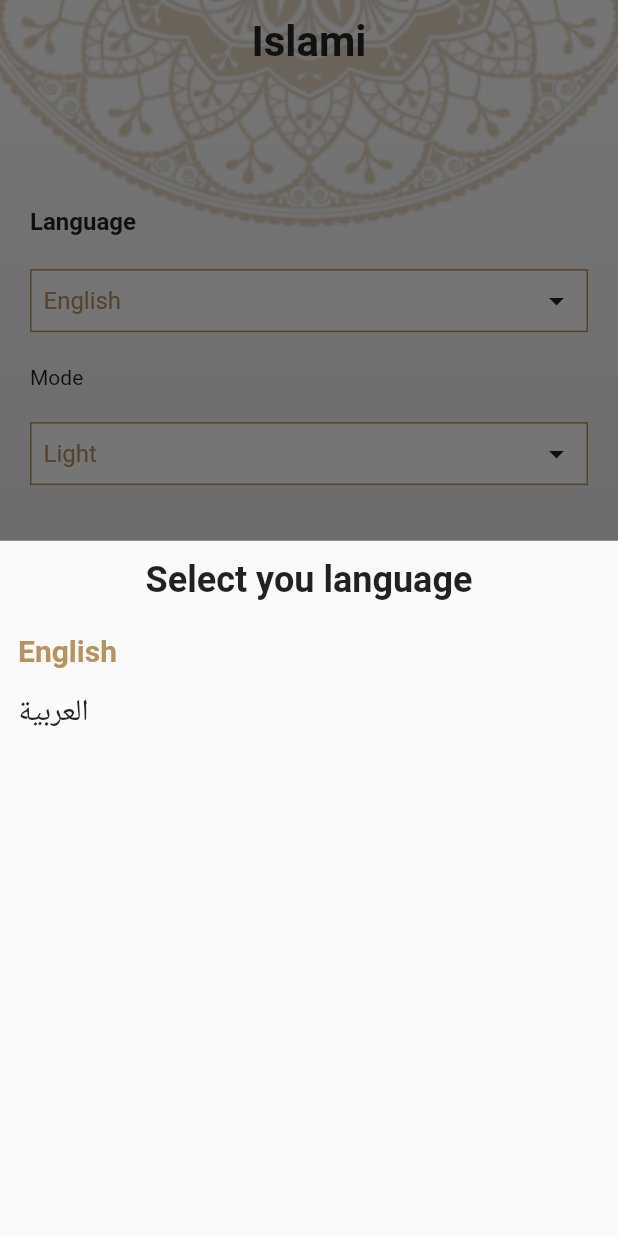
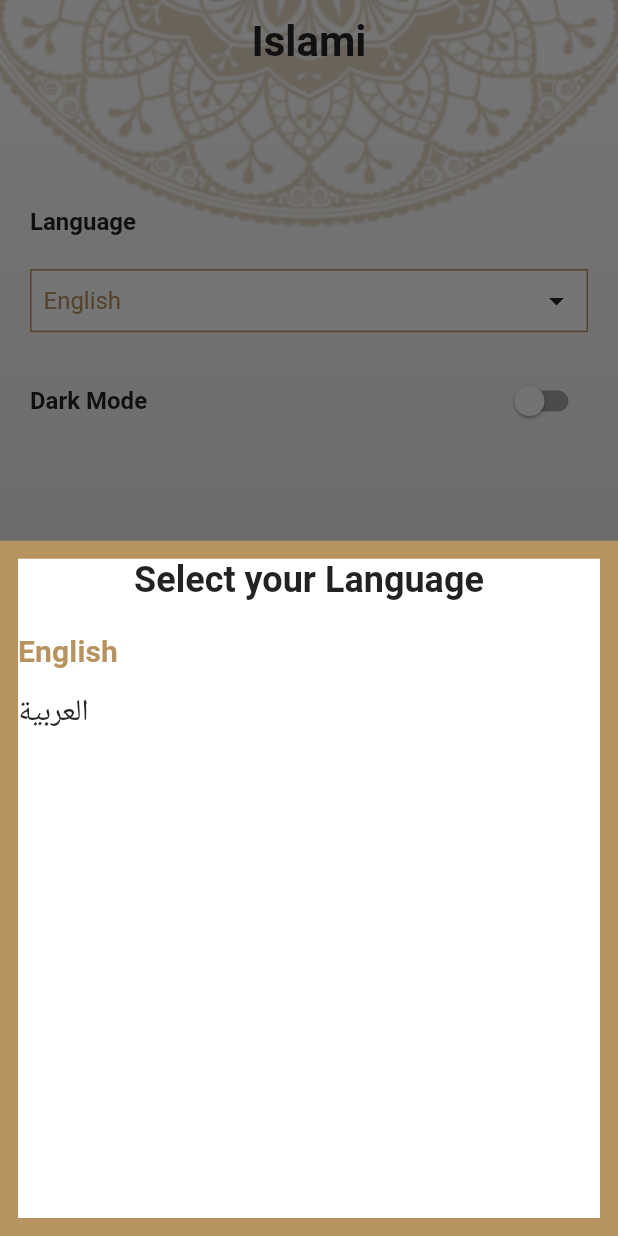
Before and after one commit to youssefmohamed192/islami_project, a Flutter app: the screen it shows after launch, item 5 of the bottom bar chosen, after a tap on "English", on a phone screen of 412 x 824 dp. Run offline on Flutter 3.47's test engine with Material 2 defaults, Android fonts, the phone set to English and light mode, and no system bars; generated files the repository leaves out were written again.

Commit message:
finished localization and theming

```diff
--- /dev/null
+++ b/lib/l10n/app_ar.arb
@@ -0,0 +1,13 @@
+{
+  "islami": "اسلامى",
+  "suraname": "اسم السورة",
+  "settings": "إعدادات",
+  "language": "اللغة",
+  "darkmode": "الوضع الداكن",
+  "radio": "الراديو",
+  "sebha": "السبحة",
+  "ahadeth": "الأحاديث",
+  "quran": "القرآن",
+  "hadethname": "اسم الحديث",
+  "selectyourlanguage": "اختر لغتك"
+}
--- /dev/null
+++ b/lib/l10n/app_en.arb
@@ -0,0 +1,14 @@
+{
+  "islami": "Islami",
+  "suraname": "Name of the surah",
+  "settings": "Settings",
+  "language": "Language",
+  "darkmode": "Dark Mode",
+  "light": "Light",
+  "radio": "Radio",
+  "sebha": "Sebha",
+  "ahadeth": "Ahadeth",
+  "quran": "Quran",
+  "hadethname": "Name of the Hadeth",
+  "selectyourlanguage": "Select your Language"
+}
--- a/lib/l10n/app_english.arb
+++ /dev/null
@@ -1,3 +0,0 @@
-{
-"":""
-}
--- a/lib/main.dart
+++ b/lib/main.dart
@@ -1,28 +1,40 @@
 import 'package:flutter/material.dart';
 import 'package:flutter_localizations/flutter_localizations.dart';
+import 'package:islami_project/provider/settings_provider.dart';
 import 'package:islami_project/ui/screens/details_screen/details_screen.dart';
 import 'package:islami_project/ui/screens/home/home_screen.dart';
+import 'package:flutter_gen/gen_l10n/app_localizations.dart';
+import 'package:islami_project/utils/app_theme.dart';
+import 'package:provider/provider.dart';
 
 void main() {
-  runApp(MyApp());
+  runApp(ChangeNotifierProvider(
+    create: (_) => SettingsProvider(),
+      child: MyApp()));
 }
 
 class MyApp extends StatelessWidget {
+
   @override
   Widget build(BuildContext context) {
+    SettingsProvider provider = Provider.of(context);
     return MaterialApp(
-      localizationsDelegates: [
+      themeMode: provider.currentTheme,
+      darkTheme: AppTheme.darkTheme,
+      theme: AppTheme.lightTheme,
+      localizationsDelegates: const [
         GlobalMaterialLocalizations.delegate,
         GlobalWidgetsLocalizations.delegate,
         GlobalCupertinoLocalizations.delegate,
+        AppLocalizations.delegate
       ],
-      supportedLocales: [
+      supportedLocales: const [
         Locale('en'), // English
         Locale('ar'), // Arabic
       ],
-      locale: Locale("en"),
+      locale: Locale(provider.currentLocale),
       routes: {
-        HomeScreen.routeName: (_) => HomeScreen(),
+        HomeScreen.routeName: (_) => const HomeScreen(),
         DetailsScreen.routeName: (_) => DetailsScreen()
       },
       initialRoute: HomeScreen.routeName,
--- /dev/null
+++ b/lib/provider/settings_provider.dart
@@ -0,0 +1,16 @@
+import 'package:flutter/material.dart';
+
+class SettingsProvider extends ChangeNotifier {
+  String currentLocale = "en";
+  ThemeMode currentTheme = ThemeMode.light;
+
+  changeCurrentLocale(String newLocale){
+    currentLocale = newLocale;
+    notifyListeners();
+  }
+
+  changeModeTheme(ThemeMode newModeTheme){
+    currentTheme = newModeTheme;
+    notifyListeners();
+  }
+}
--- a/lib/ui/screens/details_screen/details_screen.dart
+++ b/lib/ui/screens/details_screen/details_screen.dart
@@ -1,7 +1,9 @@
 import 'package:flutter/material.dart';
 import 'package:flutter/services.dart';
 import 'package:islami_project/model/details_screen_args.dart';
+import 'package:islami_project/provider/settings_provider.dart';
 import 'package:islami_project/utils/app_colors.dart';
+import 'package:provider/provider.dart';
 import '../../../utils/app_assets.dart';
 import '../../../utils/app_theme.dart';
 
@@ -19,17 +21,19 @@ class _DetailsScreenState extends State<DetailsScreen> {
 
   @override
   Widget build(BuildContext context) {
+    SettingsProvider provider = Provider.of(context);
     arguments = ModalRoute.of(context)!.settings.arguments as DetailsScreenArgs;
     if (content.isEmpty) readFile();
     return Container(
-      decoration: const BoxDecoration(
+      decoration: BoxDecoration(
         image: DecorationImage(
-            image: AssetImage(AppAssets.lightModeBG), fit: BoxFit.fill),
+            image: AssetImage(provider.currentTheme == ThemeMode.light ? AppAssets.lightModeBG
+                : AppAssets.darkModeBG), fit: BoxFit.fill),
       ),
       child: Scaffold(
         backgroundColor: AppColors.transparent,
         appBar: AppBar(
-          title: Text(arguments.title, style: AppTheme.appBarTittleTextStyle),
+          title: Text(arguments.title, style: Theme.of(context).textTheme.bodySmall),
           elevation: 0,
           backgroundColor: AppColors.transparent,
           centerTitle: true,
@@ -39,7 +43,7 @@ class _DetailsScreenState extends State<DetailsScreen> {
           padding: const EdgeInsets.all(16.0),
           child: SingleChildScrollView(
             child: Text(content,
-                style: AppTheme.detailsScreenContent,
+                style: Theme.of(context).textTheme.bodySmall,
                 textAlign: TextAlign.center,
               textDirection: TextDirection.rtl,
             ),
--- a/lib/ui/screens/home/home_screen.dart
+++ b/lib/ui/screens/home/home_screen.dart
@@ -1,12 +1,13 @@
 import 'package:flutter/material.dart';
+import 'package:islami_project/provider/settings_provider.dart';
 import 'package:islami_project/ui/screens/home/tabs/ahadeth_tab/ahadeth_tab.dart';
 import 'package:islami_project/ui/screens/home/tabs/quran_tab/quran_tab.dart';
 import 'package:islami_project/ui/screens/home/tabs/radio_tab/radio_tab.dart';
 import 'package:islami_project/ui/screens/home/tabs/sebha_tab/sebha_Tab.dart';
 import 'package:islami_project/ui/screens/home/tabs/settings_tab/settings_tab.dart';
 import 'package:islami_project/utils/app_assets.dart';
-import 'package:islami_project/utils/app_colors.dart';
-import 'package:islami_project/utils/app_theme.dart';
+import 'package:flutter_gen/gen_l10n/app_localizations.dart';
+import 'package:provider/provider.dart';
 
 class HomeScreen extends StatefulWidget {
   static const String routeName = "Home";
@@ -29,53 +30,48 @@ class _HomeScreenState extends State<HomeScreen> {
 
   @override
   Widget build(BuildContext context) {
+    SettingsProvider provider = Provider.of(context);
     return Container(
-      decoration: const BoxDecoration(
+      decoration: BoxDecoration(
         image: DecorationImage(
-            image: AssetImage(AppAssets.lightModeBG), fit: BoxFit.fill),
+            image: AssetImage(provider.currentTheme == ThemeMode.light ? AppAssets.lightModeBG
+            : AppAssets.darkModeBG), fit: BoxFit.fill),
       ),
       child: Scaffold(
         appBar: AppBar(
-          title: const Text("Islami", style: AppTheme.appBarTittleTextStyle),
-          elevation: 0,
-          backgroundColor: AppColors.transparent,
-          centerTitle: true,
+          title: Text(
+          AppLocalizations.of(context)!.islami, style: Theme.of(context).appBarTheme.titleTextStyle),
         ),
-        backgroundColor: AppColors.transparent,
         bottomNavigationBar: buildBottomNavigationBar(),
         body: tabs[tabIndex],
       ),
     );
   }
 
-  Widget buildBottomNavigationBar() => Theme(
-        data: ThemeData(canvasColor: AppColors.primary),
-        child: BottomNavigationBar(
-          items: const [
+  Widget buildBottomNavigationBar() => BottomNavigationBar(
+    items:  [
       BottomNavigationBarItem(
-                icon: ImageIcon(AssetImage(AppAssets.iconQuran)),
-                label: "Quran"),
+          icon: const ImageIcon(AssetImage(AppAssets.iconQuran)),
+          label: AppLocalizations.of(context)!.quran),
       BottomNavigationBarItem(
-                icon: ImageIcon(AssetImage(AppAssets.iconAhadeth)),
-                label: "Ahadeth"),
+          icon: const ImageIcon(AssetImage(AppAssets.iconAhadeth)),
+          label: AppLocalizations.of(context)!.ahadeth),
       BottomNavigationBarItem(
-                icon: ImageIcon(AssetImage(AppAssets.iconSebha)),
-                label: "Sebha"),
+          icon: const ImageIcon(AssetImage(AppAssets.iconSebha)),
+          label: AppLocalizations.of(context)!.sebha),
       BottomNavigationBarItem(
-                icon: ImageIcon(AssetImage(AppAssets.iconRadio)),
-                label: "Radio"),
+          icon: const ImageIcon(AssetImage(AppAssets.iconRadio)),
+          label: AppLocalizations.of(context)!.radio),
       BottomNavigationBarItem(
-                icon: Icon(Icons.settings), label: "Settings")
+          icon: const Icon(Icons.settings),
+          label: AppLocalizations.of(context)!.settings)
     ],
     // It's not working in Flutter. (bug)
     // backgroundColor: AppColors.primary,
-          selectedItemColor: AppColors.accent,
-          iconSize: 32,
     currentIndex: tabIndex,
     onTap: (index) {
       tabIndex = index;
       setState(() {});
     },
-        ),
   );
 }
--- a/lib/ui/screens/home/tabs/ahadeth_tab/ahadeth_tab.dart
+++ b/lib/ui/screens/home/tabs/ahadeth_tab/ahadeth_tab.dart
@@ -1,10 +1,12 @@
 import 'package:flutter/material.dart';
 import 'package:islami_project/model/details_screen_args.dart';
+import 'package:islami_project/provider/settings_provider.dart';
 import 'package:islami_project/ui/screens/details_screen/details_screen.dart';
 import 'package:islami_project/utils/app_assets.dart';
 import 'package:islami_project/utils/app_colors.dart';
 import 'package:islami_project/utils/app_theme.dart';
-
+import 'package:flutter_gen/gen_l10n/app_localizations.dart';
+import 'package:provider/provider.dart';
 
 class AhadethTab extends StatelessWidget {
   List ahadethNames = List.generate(50, (index) {
@@ -13,13 +15,16 @@ class AhadethTab extends StatelessWidget {
 
   @override
   Widget build(BuildContext context) {
+    SettingsProvider provider = Provider.of(context);
     return Column(
       children: [
         Expanded(flex: 3, child: Image.asset(AppAssets.ahadethLogo)),
-        const Divider(height: 3, color: AppColors.primary, thickness: 3),
-        const Text("Hadeth Name",
-            style: AppTheme.quranTabTittle, textAlign: TextAlign.center),
-        const Divider(height: 3, color: AppColors.primary, thickness: 3),
+        Divider(height: 3, color: provider.currentTheme == ThemeMode.light ?
+        AppColors.primary : AppColors.accentDark, thickness: 3),
+        Text(AppLocalizations.of(context)!.hadethname,
+            style: Theme.of(context).textTheme.bodyLarge, textAlign: TextAlign.center),
+        Divider(height: 3, color: provider.currentTheme == ThemeMode.light ?
+        AppColors.primary : AppColors.accentDark, thickness: 3),
         Expanded(
             flex: 7,
             child: ListView.builder(
@@ -35,8 +40,7 @@ class AhadethTab extends StatelessWidget {
                     },
                     child: Text(
                       ahadethNames[index],
-                      style: AppTheme.quranTabTittle
-                          .copyWith(fontWeight: FontWeight.normal),
+                      style: Theme.of(context).textTheme.bodyMedium,
                       textAlign: TextAlign.center,
                     ));
               },
--- a/lib/ui/screens/home/tabs/quran_tab/quran_tab.dart
+++ b/lib/ui/screens/home/tabs/quran_tab/quran_tab.dart
@@ -1,23 +1,29 @@
 import 'package:flutter/material.dart';
 import 'package:islami_project/model/details_screen_args.dart';
+import 'package:islami_project/provider/settings_provider.dart';
 import 'package:islami_project/ui/screens/details_screen/details_screen.dart';
 import 'package:islami_project/utils/app_assets.dart';
 import 'package:islami_project/utils/app_colors.dart';
 import 'package:islami_project/utils/app_theme.dart';
 import 'package:islami_project/utils/constants.dart';
+import 'package:flutter_gen/gen_l10n/app_localizations.dart';
+import 'package:provider/provider.dart';
 
 class QuranTab extends StatelessWidget {
   const QuranTab({super.key});
 
   @override
   Widget build(BuildContext context) {
+    SettingsProvider provider = Provider.of(context);
     return Column(
       children: [
         Expanded(flex: 3, child: Image.asset(AppAssets.quranLogo)),
-        const Divider(height: 3, color: AppColors.primary, thickness: 3),
-        const Text("Sura Name",
-            style: AppTheme.quranTabTittle, textAlign: TextAlign.center),
-        const Divider(height: 3, color: AppColors.primary, thickness: 3),
+         Divider(height: 3, color: provider.currentTheme == ThemeMode.light ?
+        AppColors.primary : AppColors.accentDark, thickness: 3),
+        Text(AppLocalizations.of(context)!.suraname,
+            style: Theme.of(context).textTheme.bodyLarge, textAlign: TextAlign.center),
+         Divider(height: 3, color: provider.currentTheme == ThemeMode.light ?
+         AppColors.primary : AppColors.accentDark, thickness: 3),
         Expanded(
             flex: 7,
             child: ListView.builder(
@@ -33,8 +39,7 @@ class QuranTab extends StatelessWidget {
                     },
                     child: Text(
                       Constants.suraNames[index],
-                      style: AppTheme.quranTabTittle
-                          .copyWith(fontWeight: FontWeight.normal),
+                      style: Theme.of(context).textTheme.bodyMedium,
                       textAlign: TextAlign.center,
                     ));
               },
--- a/lib/ui/screens/home/tabs/settings_tab/language_bottom_sheet.dart
+++ b/lib/ui/screens/home/tabs/settings_tab/language_bottom_sheet.dart
@@ -1,37 +1,56 @@
 import 'package:flutter/material.dart';
+import 'package:islami_project/provider/settings_provider.dart';
 import 'package:islami_project/utils/app_colors.dart';
-import 'package:islami_project/utils/app_theme.dart';
+import 'package:flutter_gen/gen_l10n/app_localizations.dart';
+import 'package:provider/provider.dart';
 
 class LanguageBottomSheet extends StatelessWidget {
 
   @override
   Widget build(BuildContext context) {
+    SettingsProvider provider = Provider.of(context);
     return Padding(
       padding: const EdgeInsets.all(12),
+      child: Container(
+        color: AppColors.white,
         child: Column(
           crossAxisAlignment: CrossAxisAlignment.stretch,
           children: [
-          const Text("Select you language", style: AppTheme.tittleLanguageBottomSheat,
+            Text(AppLocalizations.of(context)!.selectyourlanguage, style: Theme.of(context).textTheme.titleMedium,
                 textAlign: TextAlign.center),
             const SizedBox(height: 22,),
-          getLanguageRow(true, "English"),
+            InkWell(
+              child: getLanguageRow(provider.currentLocale == "en", "English",context),
+              onTap: (){
+                provider.changeCurrentLocale("en");
+                Navigator.pop(context);
+              },
+            ),
             const SizedBox(height: 16,),
-          getLanguageRow(false, "العربية")
+            InkWell(
+              child: getLanguageRow(provider.currentLocale == "ar", "العربية",context),
+              onTap: (){
+                provider.changeCurrentLocale("ar");
+                Navigator.pop(context);
+              },
+            )
+
           ],
+        ),
       ),
     );
   }
-  getLanguageRow( bool isSelected, String language ){
+  getLanguageRow( bool isSelected, String language, BuildContext context ){
     if(isSelected){
       return Text(
        language,
-       style: AppTheme.selectedLanguage,
+       style: Theme.of(context).textTheme.titleSmall,
         textAlign: TextAlign.start,
       );
     } else {
       return Text(
         language,
-        style: AppTheme.selectedLanguage.copyWith(fontWeight: FontWeight.normal,color: AppColors.accent),
+        style: Theme.of(context).textTheme.labelLarge,
         textAlign: TextAlign.start,
       );
     }
--- a/lib/ui/screens/home/tabs/settings_tab/settings_tab.dart
+++ b/lib/ui/screens/home/tabs/settings_tab/settings_tab.dart
@@ -1,13 +1,16 @@
 import 'package:flutter/material.dart';
+import 'package:islami_project/provider/settings_provider.dart';
 import 'package:islami_project/ui/screens/home/tabs/settings_tab/language_bottom_sheet.dart';
 import 'package:islami_project/utils/app_colors.dart';
-import 'package:islami_project/utils/app_theme.dart';
-
+import 'package:flutter_gen/gen_l10n/app_localizations.dart';
+import 'package:provider/provider.dart';
 class SettingsTab extends StatelessWidget {
-  const SettingsTab({super.key});
 
   @override
   Widget build(BuildContext context) {
+    SettingsProvider provider = Provider.of(context);
+    bool switchValue = false;
+
     return Container(
       // to give padding by height of the screen use MediaQuery Class.
       // MediaQuery.of(context).size.height this is the height of the screen
@@ -20,40 +23,55 @@ class SettingsTab extends StatelessWidget {
         crossAxisAlignment: CrossAxisAlignment.stretch,
         children: [
           // Spacer(flex: 3),
-          const Text("Language", textAlign: TextAlign.start,
-              style: AppTheme.settingsTextStyle),
+          Text(AppLocalizations.of(context)!.language, textAlign: TextAlign.start,
+              style: Theme.of(context).textTheme.titleLarge),
           const SizedBox(height: 22,),
           InkWell(
-            child: getRow("English"),
+            child: getRow(provider.currentLocale == "en" ? "English" : "العربية",context),
             onTap: () {
               onLanguageClick(context);
             },
           ),
           const SizedBox(height: 22,),
-          const Text("Mode"),
-          const SizedBox(height: 22,),
-          InkWell(
-              child: getRow("Light"),
-              // onTap: onThemeClick();
-          ),
+          Row(
+            children: [
+              Text("Dark Mode",textAlign: TextAlign.start,
+                  style: Theme.of(context).textTheme.titleLarge),
+               Spacer(),
+              Switch(
+                  value: switchValue,
+                  onChanged: (newSwitchValue){
+                    switchValue = newSwitchValue;
+                    if(switchValue){
+                      provider.changeModeTheme(ThemeMode.dark);
+                    }else{
+                      provider.changeModeTheme(ThemeMode.light);
+                    }
+                  }
+              ),
+            ],
+          )
           // Spacer(flex: 7),
         ],
       ),
     );
   }
 
-  Widget getRow(String tittle) {
+  Widget getRow(String tittle,BuildContext context) {
+    SettingsProvider provider = Provider.of(context);
     return Container(
       padding: const EdgeInsets.all(8),
       decoration: BoxDecoration(
           color: Colors.white,
-          border: Border.all(color: AppColors.primary)
+          border: Border.all(color: provider.currentTheme == ThemeMode.light ?
+          AppColors.primary : AppColors.primaryDark)
       ),
       child: Row(
         mainAxisAlignment: MainAxisAlignment.spaceBetween,
         children: [
           Text(tittle,
-            style: const TextStyle(color: AppColors.primary, fontSize: 16),),
+            style:  TextStyle(color: provider.currentTheme == ThemeMode.light ?
+            AppColors.primary : AppColors.primaryDark, fontSize: 16),),
           const Icon(Icons.arrow_drop_down)
         ],
       ),
@@ -65,8 +83,4 @@ class SettingsTab extends StatelessWidget {
       return  LanguageBottomSheet();
     });
   }
-
-  onThemeClick() {
-
-  }
 }
--- a/lib/utils/app_assets.dart
+++ b/lib/utils/app_assets.dart
@@ -7,4 +7,5 @@ abstract class AppAssets {
   static const iconRadio = "${imagePath}icon_radio.png";
   static const quranLogo = "${imagePath}qur2an_screen_logo.png";
   static const ahadethLogo = "${imagePath}hadeth_logo.png";
+  static const darkModeBG = "${imagePath}dark_bg.png";
 }
--- a/lib/utils/app_colors.dart
+++ b/lib/utils/app_colors.dart
@@ -5,4 +5,6 @@ abstract class AppColors {
   static const Color accent = Color(0xff242424);
   static const Color white = Colors.white;
   static const Color transparent = Colors.transparent;
+  static const Color primaryDark = Color(0xff141A2E);
+  static const Color accentDark = Color(0xffFACC1D);
 }
--- a/lib/utils/app_theme.dart
+++ b/lib/utils/app_theme.dart
@@ -1,18 +1,65 @@
 import 'package:flutter/material.dart';
-
 import 'package:islami_project/utils/app_colors.dart';
 
 abstract class AppTheme {
-  static const TextStyle appBarTittleTextStyle = TextStyle(
-      fontSize: 28, fontWeight: FontWeight.bold, color: AppColors.accent);
-  static const TextStyle quranTabTittle = TextStyle(
-      fontSize: 30, fontWeight: FontWeight.w600, color: AppColors.accent);
-  static const TextStyle detailsScreenContent =
-      TextStyle(fontSize: 24, color: AppColors.accent);
-  static const TextStyle settingsTextStyle =
-      TextStyle(fontSize: 16, fontWeight: FontWeight.bold);
-  static const TextStyle tittleLanguageBottomSheat =
-      TextStyle(fontWeight: FontWeight.bold, fontSize: 24);
-  static const TextStyle selectedLanguage = TextStyle(
-      fontWeight: FontWeight.bold, fontSize: 20, color: AppColors.primary);
+
+  static ThemeData lightTheme = ThemeData(
+    primaryColor: AppColors.primary,
+    canvasColor: AppColors.primary,
+    appBarTheme: const AppBarTheme(
+      titleTextStyle: TextStyle(
+          fontSize: 28, fontWeight: FontWeight.bold, color: AppColors.accent),
+      elevation: 0,
+      centerTitle: true,
+      backgroundColor: AppColors.transparent
+    ),
+    scaffoldBackgroundColor: AppColors.transparent,
+    textTheme: const TextTheme(
+      bodyLarge: TextStyle(
+          fontSize: 30, fontWeight: FontWeight.w600, color: AppColors.accent),
+      bodyMedium: TextStyle(
+          fontSize: 30, fontWeight: FontWeight.normal, color: AppColors.accent),
+      bodySmall: TextStyle(fontSize: 24, color: AppColors.accent),
+      titleLarge: TextStyle(fontSize: 16, fontWeight: FontWeight.bold),
+      titleMedium: TextStyle(fontWeight: FontWeight.bold, fontSize: 24),
+      titleSmall: TextStyle(fontWeight: FontWeight.bold, fontSize: 20, color: AppColors.primary),
+      labelLarge: TextStyle(fontWeight: FontWeight.normal, fontSize: 20, color: AppColors.accent),
+    ),
+    bottomNavigationBarTheme: const BottomNavigationBarThemeData(
+      selectedItemColor: AppColors.accent,
+      // iconSize: 32,
+      selectedIconTheme: IconThemeData(size: 36),
+      selectedLabelStyle: TextStyle(color: AppColors.accent,fontSize: 12),
+      unselectedIconTheme: IconThemeData(size: 36)
+    )
+  );
+  static ThemeData darkTheme = ThemeData(
+    primaryColor: AppColors.primaryDark,
+      canvasColor: AppColors.primaryDark,
+      appBarTheme: const AppBarTheme(
+          titleTextStyle: TextStyle(
+              fontSize: 28, fontWeight: FontWeight.bold, color: AppColors.white),
+          elevation: 0,
+          centerTitle: true,
+          backgroundColor: AppColors.transparent
+      ),
+      scaffoldBackgroundColor: AppColors.transparent,
+      textTheme: const TextTheme(
+          bodyLarge: TextStyle(
+              fontSize: 30, fontWeight: FontWeight.w600, color: AppColors.white),
+          bodyMedium: TextStyle(
+              fontSize: 30, fontWeight: FontWeight.normal, color: AppColors.white),
+          bodySmall: TextStyle(fontSize: 24, color: AppColors.accentDark),
+          titleLarge: TextStyle(fontSize: 16, fontWeight: FontWeight.bold,color: AppColors.white),
+          titleMedium: TextStyle(fontWeight: FontWeight.bold, fontSize: 24,color: AppColors.primaryDark),
+          titleSmall: TextStyle(fontWeight: FontWeight.bold, fontSize: 20, color: AppColors.primaryDark),
+        labelLarge: TextStyle(fontWeight: FontWeight.normal, fontSize: 20, color: AppColors.accentDark),
+      ),
+      bottomNavigationBarTheme: const BottomNavigationBarThemeData(
+        selectedItemColor: AppColors.accentDark,
+        selectedIconTheme: IconThemeData(size: 36),
+        selectedLabelStyle: TextStyle(color: AppColors.accentDark,fontSize: 12),
+          unselectedIconTheme: IconThemeData(size: 36)
+      )
+  );
 }
--- a/pubspec.yaml
+++ b/pubspec.yaml
@@ -35,6 +35,8 @@ dependencies:
     sdk: flutter
 
   intl: any
+
+  provider: ^6.0.5
 
   flutter_native_splash: ^2.3.2
 
```
Also changed, not shown: lib/l10n/app_arabic.arb (deleted), pubspec.lock. Lines whose indentation alone changed are shown as unchanged.
